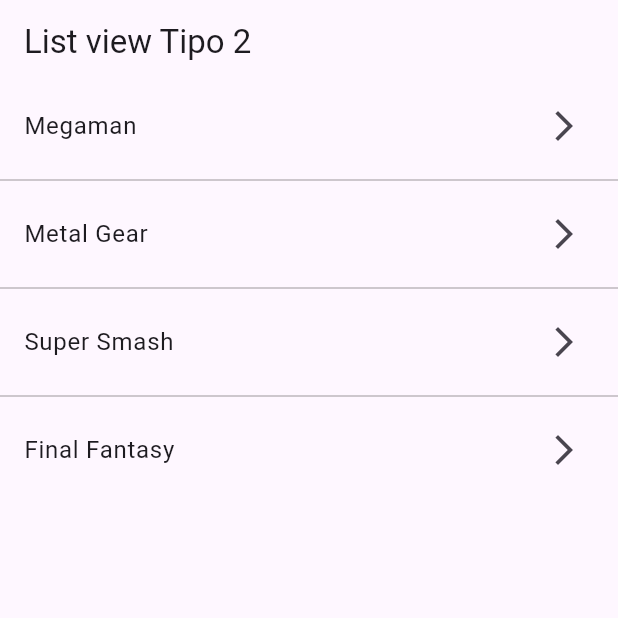
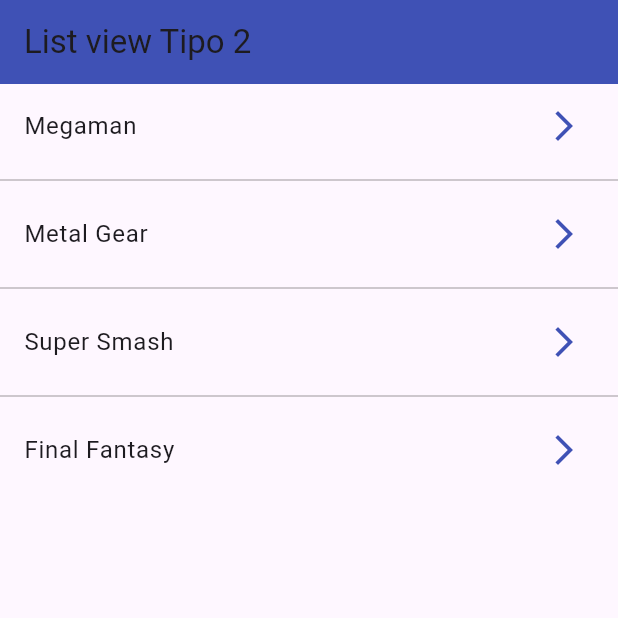
Before and after one commit to diagomezpa/seccion6-pruebascomponentes, a Flutter app: the screen it shows after launch, on a phone screen of 412 x 824 dp, the top half of it. Run offline on Flutter 3.47's test engine with Material 3 defaults, Android fonts, the light colour scheme and no system bars.

Commit message:
seccion 6 video 69 Taps sobre los ListTiles y estilo del AppBar

```diff
--- a/lib/screens/listview2_screen.dart
+++ b/lib/screens/listview2_screen.dart
@@ -11,12 +11,14 @@
     return Scaffold(
       appBar: AppBar(
         title: Text('List view Tipo 2'),
+        elevation: 0, // Eliminar la sombra del AppBar
+        backgroundColor: Colors.indigo,
       ),
       body: ListView.separated(
         itemCount: options.length,
         itemBuilder: (context, index) => ListTile(
           title: Text(options[index]),
-          trailing: const Icon(Icons.arrow_forward_ios_outlined),
+          trailing: const Icon(Icons.arrow_forward_ios_outlined, color: Colors.indigo),
           onTap: () {
             final game = options[index];
             print(game);
```
